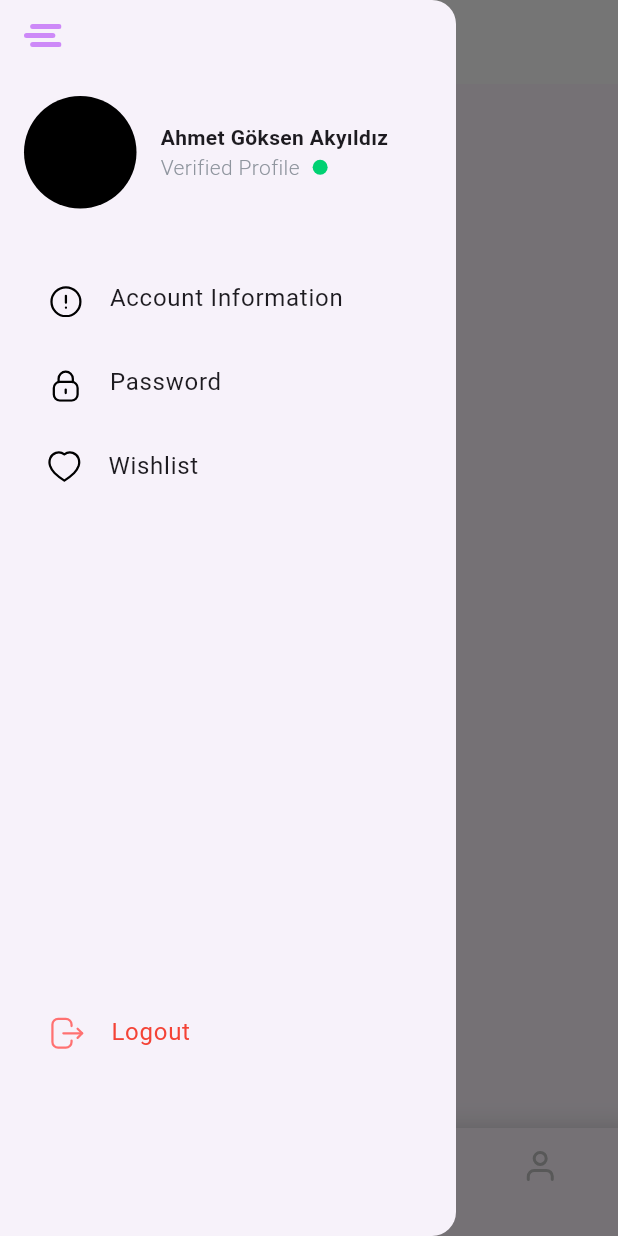
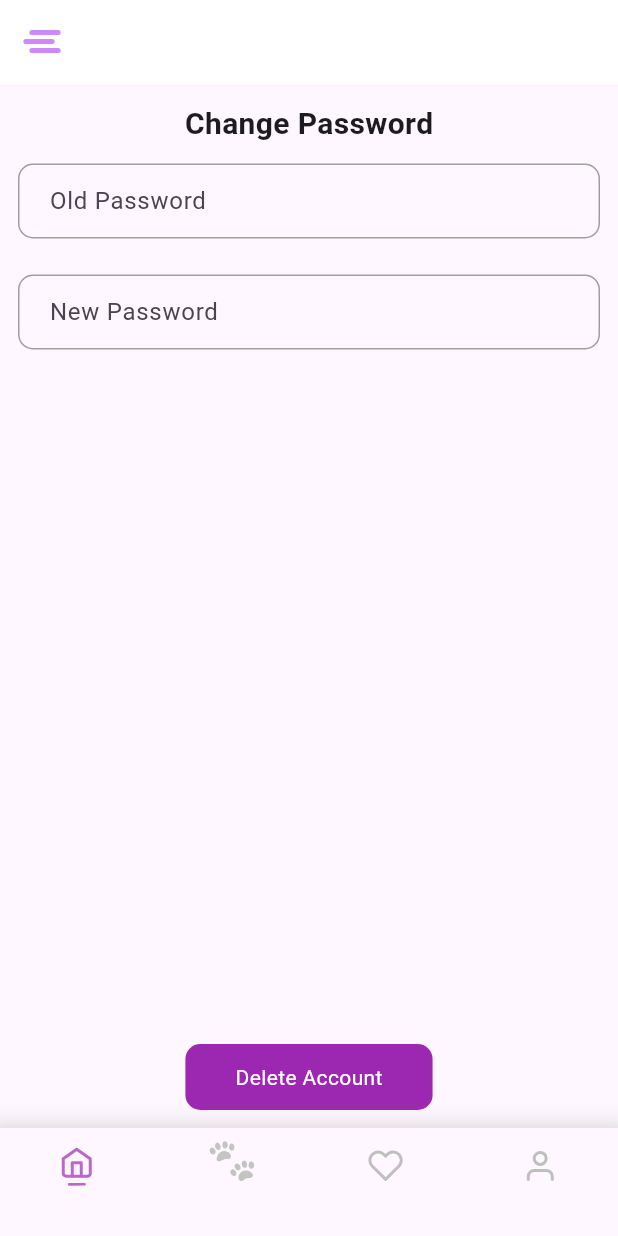
Before and after one commit to gokseennn/Animal_Adoption_App, a Flutter app: the CommonScreen screen opened directly with empty values, in the side drawer, after a tap on "Password", on a phone screen of 412 x 824 dp. Run offline on Flutter 3.47's test engine with Material 3 defaults, Android fonts, the phone set to English and light mode, and no system bars; our stand-ins replace flutter_svg, get, image_picker, shared_preferences; accounts and stored records are empty; project files that could hold a hidden picture were left out.

Commit message:
last commit finished

```diff
--- a/lib/common/common_screen.dart
+++ b/lib/common/common_screen.dart
@@ -3,14 +3,43 @@ import 'package:flutter_svg/svg.dart';
 import 'package:get/get.dart';
 import 'package:pet/general-ms/favorites/favorites_screen.dart';
 import 'package:pet/general-ms/home/controller/home_controller.dart';
+import 'package:pet/general-ms/home/home_screen.dart';
+import 'package:pet/general-ms/my_adaption/view/my_adaption_screen.dart';
 import 'package:pet/user-ms/profile/view/profile_screen.dart';
+import 'package:pet/user-ms/settings/view/settings.dart';
 import 'package:pet/user-ms/signin/view/signin_screen.dart';
 
 class CommonScreen extends GetView<HomeController> {
-  const CommonScreen({super.key, required this.body});
+  const CommonScreen({
+    super.key,
+    required this.body,
+  });
   final Widget body;
   @override
   Widget build(BuildContext context) {
+    final currentIndex = 0.obs;
+    if (Get.currentRoute == HomeScreen.routeName) {
+      currentIndex.value = 0;
+    } else if (Get.currentRoute == MyAdaption.routeName) {
+      currentIndex.value = 1;
+    } else if (Get.currentRoute == FavoriteScreen.routeName) {
+      currentIndex.value = 2;
+    } else if (Get.currentRoute == ProfileScreen.routeName) {
+      currentIndex.value = 3;
+    }
+    void changeIndex(int index) {
+      currentIndex.value = index;
+      if (currentIndex.value == 0) {
+        Get.toNamed(HomeScreen.routeName);
+      } else if (currentIndex.value == 1) {
+        Get.toNamed(MyAdaption.routeName);
+      } else if (currentIndex.value == 2) {
+        Get.toNamed(FavoriteScreen.routeName);
+      } else if (currentIndex.value == 3) {
+        Get.toNamed(ProfileScreen.routeName);
+      }
+    }
+
     Get.lazyPut(() => HomeController());
     return Scaffold(
       appBar: AppBar(
@@ -35,15 +64,15 @@ class CommonScreen extends GetView<HomeController> {
         ),
         child: Obx(
           () => BottomNavigationBar(
-            currentIndex: controller.currentIndex.value,
-            onTap: controller.changeIndex,
+            currentIndex: currentIndex.value,
+            onTap: changeIndex,
             type: BottomNavigationBarType.fixed,
             fixedColor: Colors.white,
             items: [
               BottomNavigationBarItem(
                 icon: SvgPicture.asset(
                   'assets/navhome.svg',
-                  colorFilter: controller.currentIndex.value == 0
+                  colorFilter: currentIndex.value == 0
                       ? const ColorFilter.mode(
                           Color(0xFFBA68C8), BlendMode.srcIn)
                       : null,
@@ -53,7 +82,7 @@ class CommonScreen extends GetView<HomeController> {
               BottomNavigationBarItem(
                 icon: SvgPicture.asset(
                   'assets/navpet.svg',
-                  colorFilter: controller.currentIndex.value == 1
+                  colorFilter: currentIndex.value == 1
                       ? const ColorFilter.mode(
                           Color(0xFFBA68C8), BlendMode.srcIn)
                       : null,
@@ -63,7 +92,7 @@ class CommonScreen extends GetView<HomeController> {
               BottomNavigationBarItem(
                 icon: SvgPicture.asset(
                   'assets/navheart.svg',
-                  colorFilter: controller.currentIndex.value == 2
+                  colorFilter: currentIndex.value == 2
                       ? const ColorFilter.mode(
                           Color(0xFFBA68C8), BlendMode.srcIn)
                       : null,
@@ -73,7 +102,7 @@ class CommonScreen extends GetView<HomeController> {
               BottomNavigationBarItem(
                 icon: SvgPicture.asset(
                   'assets/navprofile.svg',
-                  colorFilter: controller.currentIndex.value == 3
+                  colorFilter: currentIndex.value == 3
                       ? const ColorFilter.mode(
                           Color(0xFFBA68C8), BlendMode.srcIn)
                       : null,
@@ -160,7 +189,9 @@ class CommonScreen extends GetView<HomeController> {
                       ListTile(
                         leading: SvgPicture.asset('assets/password.svg'),
                         title: const Text('Password'),
-                        onTap: () {},
+                        onTap: () {
+                          Get.toNamed(SettingScreen.routeName);
+                        },
                       ),
                       ListTile(
                         leading: SvgPicture.asset('assets/whislist.svg'),
--- a/lib/general-ms/ad_detail/controller/ad_detail_repositoyr.dart
+++ b/lib/general-ms/ad_detail/controller/ad_detail_repositoyr.dart
@@ -4,7 +4,7 @@ import 'package:pet/common/services/api_service/api_service.dart';
 class AdDetailRepository {
   final _apiService = Get.find<ApiService>();
   addFavorite(int adId) =>
-      _apiService.postData({'AdId': adId.toString()}, 'deleteAd');
+      _apiService.postData({'AdId': adId.toString()}, 'addFavoriteAd');
   deleteAd(int adId) => _apiService.deleteData(
         'deleteAd',
         {'AdId': adId.toString()},
--- a/lib/general-ms/ad_detail/view/ad_detail_screen.dart
+++ b/lib/general-ms/ad_detail/view/ad_detail_screen.dart
@@ -11,7 +11,6 @@ class AdDetail extends StatelessWidget {
   @override
   Widget build(BuildContext context) {
     var controller = Get.put(AdDetailController());
-    controller.update();
     return controller.obx(
       (_) => CommonScreen(
         body: Column(
--- a/lib/general-ms/add_adaption/view/add_adaption_screen.dart
+++ b/lib/general-ms/add_adaption/view/add_adaption_screen.dart
@@ -33,7 +33,11 @@ class AddAdaptionScreen extends StatelessWidget {
                         ),
                         child: controller.imageBytes != null
                             ? Image.memory(controller.imageBytes!)
-                            : const Text('Henüz bir resim seçilmedi.'),
+                            : const Center(
+                                child: Text(
+                                'Henüz bir resim seçilmedi.',
+                                textAlign: TextAlign.center,
+                              )),
                       ),
                     ),
                   ),
--- a/lib/general-ms/home/components/ad_cart.dart
+++ b/lib/general-ms/home/components/ad_cart.dart
@@ -12,7 +12,7 @@ class AdCart extends StatelessWidget {
   @override
   Widget build(BuildContext context) {
     return InkWell(
-      onTap: () => Get.toNamed(AdDetail.routeName,
+      onTap: () => Get.offAllNamed(AdDetail.routeName,
           parameters: {'ad': jsonEncode(ad.toJson())}),
       child: Container(
         height: 150,
--- a/lib/general-ms/my_adaption/controller/my_adaption_controller.dart
+++ b/lib/general-ms/my_adaption/controller/my_adaption_controller.dart
@@ -5,7 +5,7 @@ import 'package:pet/general-ms/my_adaption/controller/my_adaption_repository.dar
 
 class MyAdaptionController extends GetxController with StateMixin {
   final _repository = MyAdaptionRepository();
-  List<Ad> adList = [];
+  Rx<List<Ad>> adList = Rx<List<Ad>>([]);
   @override
   void onInit() {
     commonAppend(() => initController);
@@ -13,9 +13,10 @@ class MyAdaptionController extends GetxController with StateMixin {
   }
 
   Future initController() async {
+    print("object");
     update();
     var list = await _repository.getAdaption();
-    adList = List<Ad>.from(list.map((e) => Ad.fromJson(e)));
+    adList.value = List<Ad>.from(list.map((e) => Ad.fromJson(e)));
     update();
     return true;
   }
--- a/lib/general-ms/my_adaption/view/components/my_adaption_card.dart
+++ b/lib/general-ms/my_adaption/view/components/my_adaption_card.dart
@@ -3,8 +3,8 @@ import 'dart:convert';
 import 'package:flutter/material.dart';
 import 'package:get/get_core/src/get_main.dart';
 import 'package:get/get_navigation/get_navigation.dart';
+import 'package:pet/general-ms/ad_detail/view/ad_detail_screen.dart';
 import 'package:pet/general-ms/add_adaption/model/ad_model.dart';
-import 'package:pet/general-ms/ad_detail/view/ad_detail_screen.dart';
 
 class MyyAdaptionCard extends StatelessWidget {
   const MyyAdaptionCard({super.key, required this.ad});
@@ -12,7 +12,7 @@ class MyyAdaptionCard extends StatelessWidget {
   @override
   Widget build(BuildContext context) {
     return InkWell(
-      onTap: () => Get.toNamed(AdDetail.routeName,
+      onTap: () => Get.offNamed(AdDetail.routeName,
           parameters: {'ad': jsonEncode(ad.toJson())}),
       child: Container(
         height: 220,
--- /dev/null
+++ b/lib/user-ms/settings/controller/settings_bindings.dart
@@ -0,0 +1,9 @@
+import 'package:get/get.dart';
+import 'package:pet/user-ms/settings/controller/settings_controller.dart';
+
+class SettingsBinding extends Bindings {
+  @override
+  void dependencies() {
+    Get.lazyPut(() => SettingsController());
+  }
+}
--- /dev/null
+++ b/lib/user-ms/settings/controller/settings_controller.dart
@@ -0,0 +1,3 @@
+import 'package:get/get.dart';
+
+class SettingsController extends GetxController {}
--- /dev/null
+++ b/lib/user-ms/settings/controller/settings_repostiyor.dart
@@ -0,0 +1 @@
+class SettingRepository {}
--- /dev/null
+++ b/lib/user-ms/settings/view/settings.dart
@@ -0,0 +1,66 @@
+import 'package:flutter/cupertino.dart';
+import 'package:flutter/foundation.dart';
+import 'package:flutter/material.dart';
+import 'package:flutter/widgets.dart';
+import 'package:get/get.dart';
+import 'package:pet/common/common_screen.dart';
+
+class SettingScreen extends StatelessWidget {
+  const SettingScreen({super.key});
+  static const routeName = '/settings';
+  @override
+  Widget build(BuildContext context) {
+    return CommonScreen(
+        body: Padding(
+      padding: const EdgeInsets.all(12.0),
+      child: Column(
+        children: [
+          const Text('Change Password',
+              style: TextStyle(fontSize: 20, fontWeight: FontWeight.bold)),
+          Padding(
+            padding: const EdgeInsets.only(top: 12.0),
+            child: Container(
+              padding: const EdgeInsets.symmetric(horizontal: 20),
+              decoration: BoxDecoration(
+                border: Border.all(color: Colors.grey),
+                borderRadius: BorderRadius.circular(10),
+              ),
+              child: TextFormField(
+                decoration: const InputDecoration(
+                  border: InputBorder.none,
+                  hintText: 'Old Password',
+                ),
+              ),
+            ),
+          ),
+          Container(
+            margin: const EdgeInsets.only(top: 24),
+            padding: const EdgeInsets.symmetric(horizontal: 20),
+            decoration: BoxDecoration(
+              border: Border.all(color: Colors.grey),
+              borderRadius: BorderRadius.circular(10),
+            ),
+            child: TextFormField(
+              decoration: const InputDecoration(
+                border: InputBorder.none,
+                hintText: 'New Password',
+              ),
+            ),
+          ),
+          const Spacer(),
+          Container(
+            padding: const EdgeInsets.symmetric(vertical: 12, horizontal: 20),
+            decoration: BoxDecoration(
+              color: Colors.purple,
+              borderRadius: BorderRadius.circular(10),
+            ),
+            width: Get.width * 0.4,
+            child: const Center(
+                child: Text('Delete Account',
+                    style: TextStyle(color: Colors.white))),
+          ),
+        ],
+      ),
+    ));
+  }
+}
--- a/lib/user-ms/user_routes.dart
+++ b/lib/user-ms/user_routes.dart
@@ -2,6 +2,8 @@ import 'package:get/get_navigation/src/routes/get_route.dart';
 import 'package:pet/general-ms/splash/splash_screen.dart';
 import 'package:pet/user-ms/profile/controller/profile_bindign.dart';
 import 'package:pet/user-ms/profile/view/profile_screen.dart';
+import 'package:pet/user-ms/settings/controller/settings_bindings.dart';
+import 'package:pet/user-ms/settings/view/settings.dart';
 import 'package:pet/user-ms/signin/controller/signin_bindings.dart';
 import 'package:pet/user-ms/signin/view/signin_screen.dart';
 import 'package:pet/user-ms/signup/controller/sigunp_binding.dart';
@@ -24,5 +26,9 @@ class UserRoutes {
         name: ProfileScreen.routeName,
         page: () => const ProfileScreen(),
         binding: ProfileBindin()),
+    GetPage(
+        name: SettingScreen.routeName,
+        page: () => const SettingScreen(),
+        binding: SettingsBinding())
   ];
 }
```
Also changed, not shown: lib/general-ms/ad_detail/controller/ad_detail_controller.dart (+3 -6 lines), lib/general-ms/add_adaption/controller/add_adaption_controller.dart (+18 -11 lines), lib/general-ms/home/controller/home_controller.dart (+0 -14 lines), lib/general-ms/my_adaption/view/my_adaption_screen.dart (+5 -3 lines).
